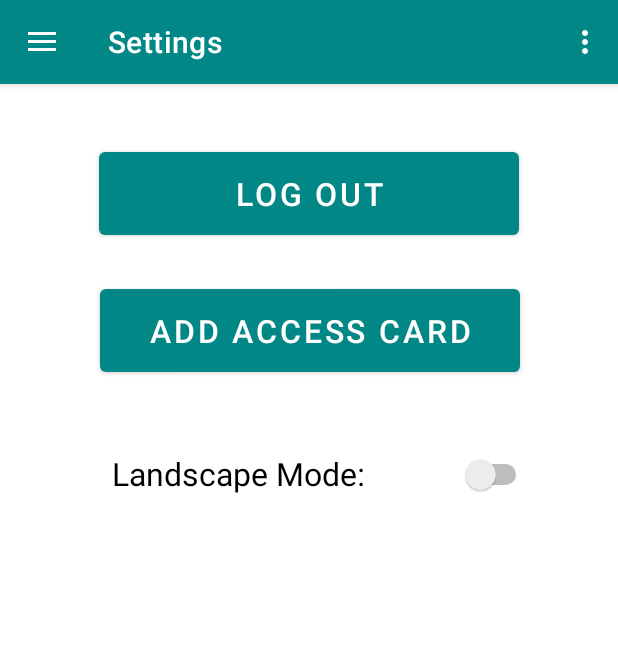
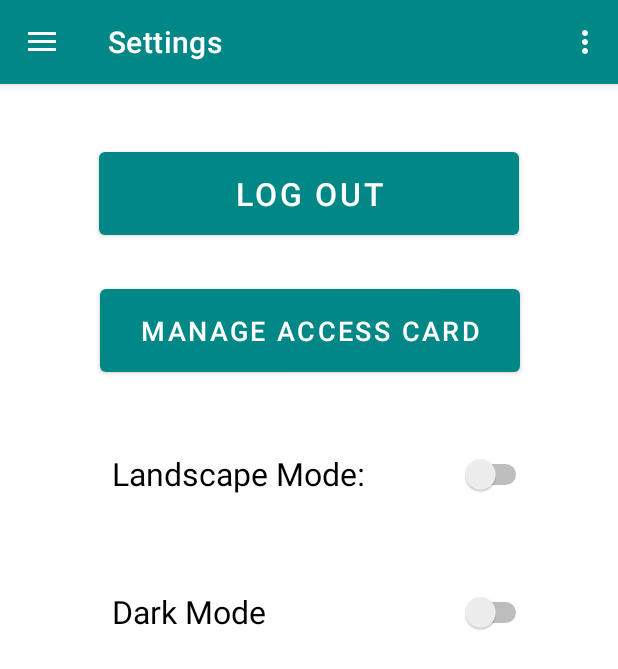
Before and after one commit to naveenKumar5935/smartHomeAutomation, an Android app: the screen it shows after launch (MainActivity), in the side drawer, after a tap on "Settings", on a phone screen of 412 x 824 dp. Shown: the top 669 px of the screen. Run offline under Robolectric (Android 15) with nearby library versions, the phone set to English and light mode, and no system bars; our stand-ins replace navigation-ui.

Commit message:
updated settings with dark mode

```diff
--- a/smartHomeApp/src/main/res/layout/fragment_settings.xml
+++ b/smartHomeApp/src/main/res/layout/fragment_settings.xml
@@ -23,8 +23,8 @@
         android:layout_width="280dp"
         android:layout_height="67dp"
         android:layout_marginTop="24dp"
-        android:text="Add access card"
-        android:textSize="21sp"
+        android:text="Manage access card"
+        android:textSize="18sp"
         app:layout_constraintEnd_toEndOf="parent"
         app:layout_constraintHorizontal_bias="0.503"
         app:layout_constraintStart_toStartOf="parent"
@@ -42,6 +42,20 @@
         app:layout_constraintStart_toStartOf="parent"
         app:layout_constraintTop_toBottomOf="@+id/logoutButton2" />
 
+    <Switch
+        android:id="@+id/switch2"
+        android:layout_width="280dp"
+        android:layout_height="60dp"
+        android:layout_marginTop="32dp"
+        android:text="Dark Mode"
+        android:textSize="21sp"
+        app:layout_constraintEnd_toEndOf="parent"
+        app:layout_constraintHorizontal_bias="0.564"
+        app:layout_constraintStart_toStartOf="parent"
+        app:layout_constraintTop_toBottomOf="@+id/switch1" />
+
+
+
 
 
 
```
